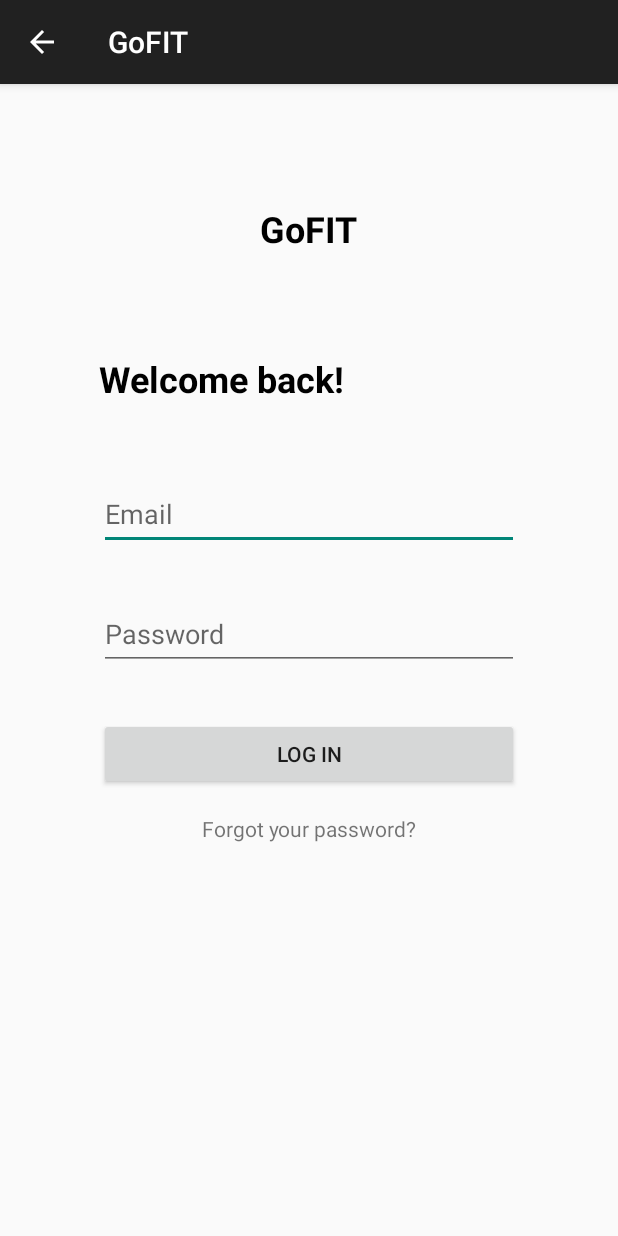
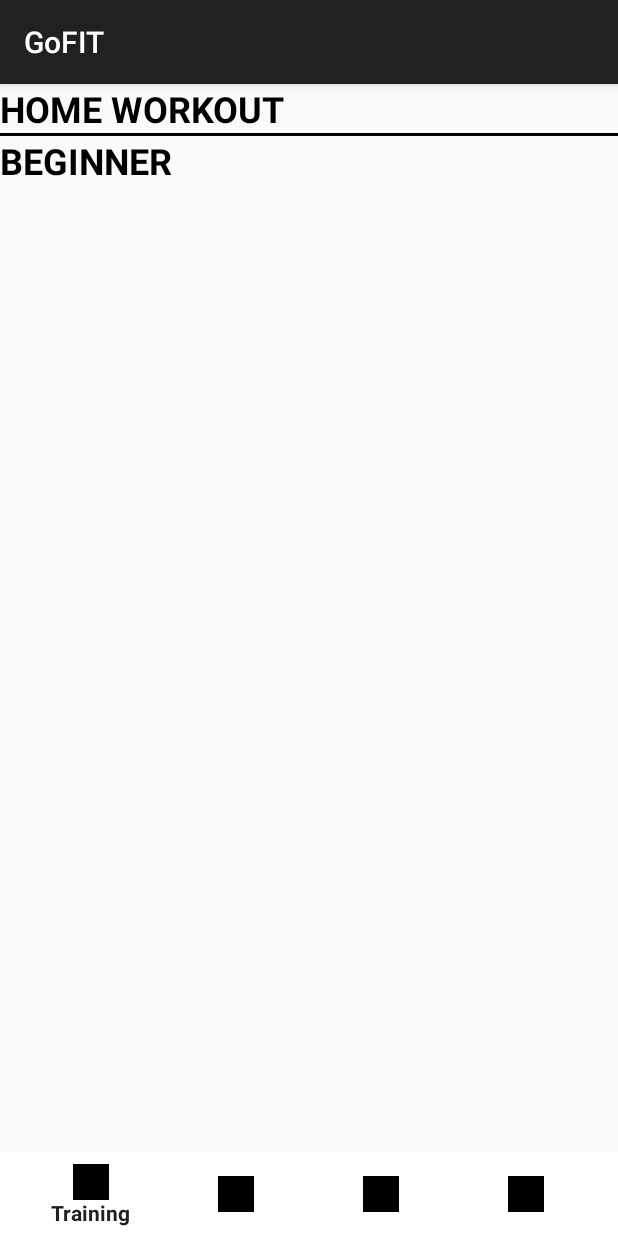
Before and after one commit to sandovalaj/GoFit, an Android app: the screen it shows after launch (LoginActivity before the commit, HomeActivity after it), on a phone screen of 412 x 824 dp. Run offline under Robolectric (Android 15) with nearby library versions, the light colour scheme and no system bars.

Commit message:
Added Home activity, bottom navigation bar and empty navigation bar tabs; Fixed misleading button id in Login activity and xml

```diff
--- /dev/null
+++ b/app/src/main/java/com/gofit/gofit/FavoritesFragment.kt
@@ -0,0 +1,13 @@
+package com.gofit.gofit
+
+import android.os.Bundle
+import android.view.LayoutInflater
+import android.view.View
+import android.view.ViewGroup
+import androidx.fragment.app.Fragment
+
+class FavoritesFragment : Fragment() {
+    override fun onCreateView(inflater: LayoutInflater, container: ViewGroup?, savedInstanceState: Bundle?): View? {
+        return inflater.inflate(R.layout.fragment_favorites, container, false)
+    }
+}
--- /dev/null
+++ b/app/src/main/java/com/gofit/gofit/HomeActivity.kt
@@ -0,0 +1,57 @@
+package com.gofit.gofit
+
+import androidx.appcompat.app.AppCompatActivity
+import android.os.Bundle
+import android.widget.Button
+import android.widget.TextView
+import androidx.fragment.app.Fragment
+import androidx.fragment.app.FragmentManager
+import androidx.fragment.app.FragmentPagerAdapter
+import androidx.viewpager.widget.ViewPager
+import androidx.viewpager2.widget.ViewPager2
+import com.google.android.material.bottomnavigation.BottomNavigationView
+
+class HomeActivity : AppCompatActivity() {
+    private lateinit var bottomNavigationView: BottomNavigationView
+
+    private val onNavigationItemSelectedListener =
+        BottomNavigationView.OnNavigationItemSelectedListener { menuItem ->
+            when (menuItem.itemId) {
+                R.id.niTraining -> {
+                    replaceFragment(TrainingFragment())
+                    return@OnNavigationItemSelectedListener true
+                }
+                R.id.niFavorites -> {
+                    replaceFragment(FavoritesFragment())
+                    return@OnNavigationItemSelectedListener true
+                }
+                R.id.niReport -> {
+                    replaceFragment(ReportFragment())
+                    return@OnNavigationItemSelectedListener true
+                }
+                R.id.niSettings -> {
+                    replaceFragment(SettingsFragment())
+                    return@OnNavigationItemSelectedListener true
+                }
+
+            }
+            false
+        }
+
+    override fun onCreate(savedInstanceState: Bundle?) {
+        super.onCreate(savedInstanceState)
+        setContentView(R.layout.activity_home)
+
+        bottomNavigationView = findViewById(R.id.bottom_navigation_view)
+        bottomNavigationView.setOnNavigationItemSelectedListener(onNavigationItemSelectedListener)
+
+        replaceFragment(TrainingFragment())
+
+    }
+
+    private fun replaceFragment(fragment: Fragment) {
+        supportFragmentManager.beginTransaction()
+            .replace(R.id.fragContent, fragment)
+            .commit()
+    }
+}
--- /dev/null
+++ b/app/src/main/java/com/gofit/gofit/TrainingFragment.kt
@@ -0,0 +1,21 @@
+package com.gofit.gofit
+
+import android.content.Intent
+import android.os.Bundle
+import android.text.SpannableString
+import android.text.method.LinkMovementMethod
+import android.text.style.ClickableSpan
+import android.view.LayoutInflater
+import android.view.View
+import android.view.ViewGroup
+import android.widget.Button
+import android.widget.TextView
+import androidx.fragment.app.Fragment
+import com.google.android.material.bottomnavigation.BottomNavigationView
+
+class TrainingFragment : Fragment() {
+    override fun onCreateView(inflater: LayoutInflater, container: ViewGroup?, savedInstanceState: Bundle?): View? {
+        return inflater.inflate(R.layout.fragment_training, container, false)
+    }
+
+}
--- /dev/null
+++ b/app/src/main/res/layout/activity_home.xml
@@ -0,0 +1,36 @@
+<?xml version="1.0" encoding="utf-8"?>
+<androidx.constraintlayout.widget.ConstraintLayout xmlns:android="http://schemas.android.com/apk/res/android"
+    xmlns:app="http://schemas.android.com/apk/res-auto"
+    xmlns:tools="http://schemas.android.com/tools"
+    android:layout_width="match_parent"
+    android:layout_height="match_parent"
+    tools:context=".HomeActivity">
+
+
+    <androidx.fragment.app.FragmentContainerView
+        android:id="@+id/fragContent"
+        android:name="com.gofit.gofit.FavoritesFragment"
+        android:layout_width="0dp"
+        android:layout_height="0dp"
+        app:layout_constraintBottom_toTopOf="@+id/fragNavbar"
+        app:layout_constraintEnd_toEndOf="parent"
+        app:layout_constraintStart_toStartOf="parent"
+        app:layout_constraintTop_toTopOf="parent" />
+
+    <FrameLayout
+        android:id="@+id/fragNavbar"
+        android:layout_width="match_parent"
+        android:layout_height="wrap_content"
+        app:layout_constraintBottom_toBottomOf="parent">
+
+        <com.google.android.material.bottomnavigation.BottomNavigationView
+            android:id="@+id/bottom_navigation_view"
+            android:layout_width="match_parent"
+            android:layout_height="wrap_content"
+            android:layout_gravity="bottom"
+            android:background="#FFFFFF"
+            app:itemIconTint="@color/black"
+            app:menu="@menu/bottom_navbar" />
+    </FrameLayout>
+
+</androidx.constraintlayout.widget.ConstraintLayout>
--- a/app/src/main/res/layout/activity_login.xml
+++ b/app/src/main/res/layout/activity_login.xml
@@ -63,7 +63,7 @@
             android:inputType="textPassword" />
 
         <Button
-            android:id="@+id/btnSignup"
+            android:id="@+id/btnLogin"
             android:layout_width="match_parent"
             android:layout_height="wrap_content"
             android:layout_marginTop="32dp"
--- /dev/null
+++ b/app/src/main/res/layout/fragment_training.xml
@@ -0,0 +1,47 @@
+<!-- fragment_tab1.xml -->
+<LinearLayout xmlns:android="http://schemas.android.com/apk/res/android"
+    xmlns:app="http://schemas.android.com/apk/res-auto"
+    android:layout_width="match_parent"
+    android:layout_height="match_parent"
+    android:orientation="vertical">
+
+    <TextView
+        android:id="@+id/tvLabel3"
+        android:layout_width="match_parent"
+        android:layout_height="wrap_content"
+        android:layout_marginTop="0dp"
+        android:text="HOME WORKOUT"
+        android:textColor="#000000"
+        android:textSize="24sp"
+        android:textStyle="bold"
+        app:layout_constraintTop_toTopOf="parent" />
+
+    <View
+        android:id="@+id/vBreak3"
+        android:layout_width="match_parent"
+        android:layout_height="2dp"
+        android:background="#000000" />
+
+    <ScrollView
+        android:id="@+id/svWorkouts"
+        android:layout_width="match_parent"
+        android:layout_height="match_parent">
+
+        <LinearLayout
+            android:layout_width="match_parent"
+            android:layout_height="wrap_content"
+            android:orientation="vertical">
+
+            <TextView
+                android:id="@+id/tvWorkoutLabel"
+                android:layout_width="match_parent"
+                android:layout_height="wrap_content"
+                android:layout_marginTop="0dp"
+                android:text="BEGINNER"
+                android:textColor="#000000"
+                android:textSize="24sp"
+                android:textStyle="bold"
+                app:layout_constraintTop_toTopOf="parent" />
+        </LinearLayout>
+    </ScrollView>
+</LinearLayout>
--- /dev/null
+++ b/app/src/main/res/menu/bottom_navbar.xml
@@ -0,0 +1,22 @@
+<menu xmlns:android="http://schemas.android.com/apk/res/android">
+    <item
+        android:id="@+id/niTraining"
+        android:icon="@drawable/ic_launcher_background"
+        android:title="Training" />
+
+    <item
+        android:id="@+id/niFavorites"
+        android:icon="@drawable/ic_launcher_background"
+        android:title="Favorites" />
+    <item
+        android:id="@+id/niReport"
+        android:icon="@drawable/ic_launcher_background"
+        android:title="Report" />
+    <item
+        android:id="@+id/niSettings"
+        android:checkable="false"
+        android:icon="@drawable/ic_launcher_background"
+        android:title="Settings" />
+
+    <!-- Add more items as needed -->
+</menu>
```
Also changed, not shown: app/src/main/AndroidManifest.xml (+9 -0 lines), app/src/main/java/com/gofit/gofit/LoginActivity.kt (+8 -1 lines), app/src/main/java/com/gofit/gofit/ReportFragment.kt (added, +13 -0 lines), app/src/main/java/com/gofit/gofit/SettingsFragment.kt (added, +13 -0 lines), app/src/main/res/layout/fragment_favorites.xml (added, +47 -0 lines), app/src/main/res/layout/fragment_report.xml (added, +47 -0 lines), app/src/main/res/layout/fragment_settings.xml (added, +47 -0 lines).
